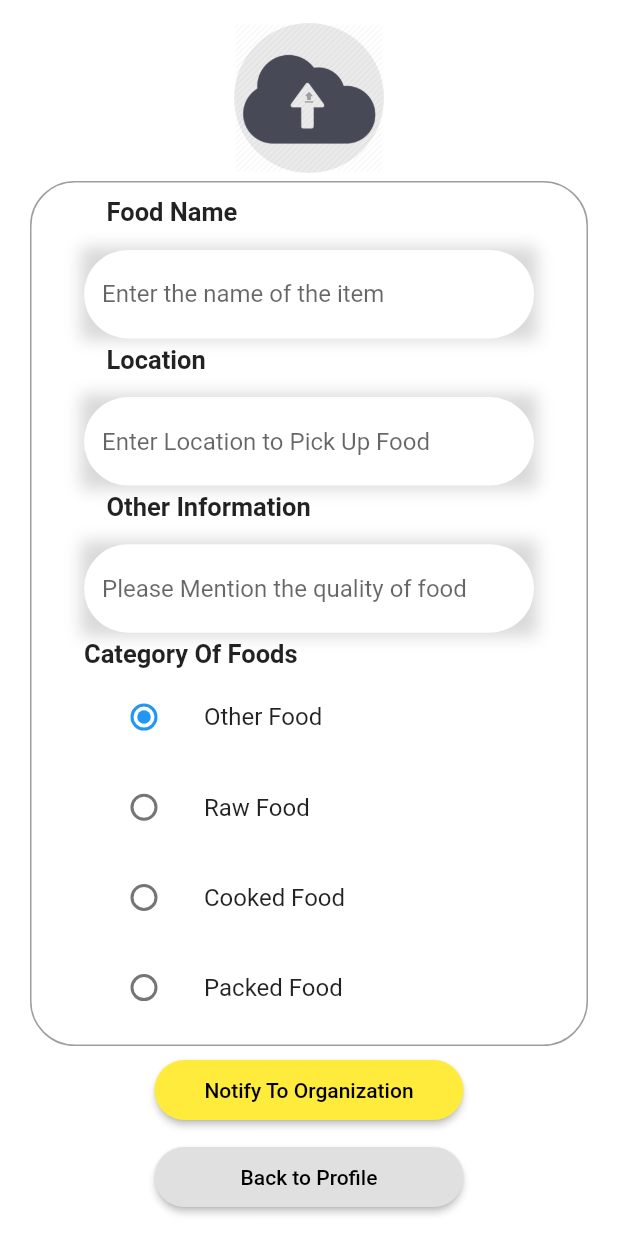
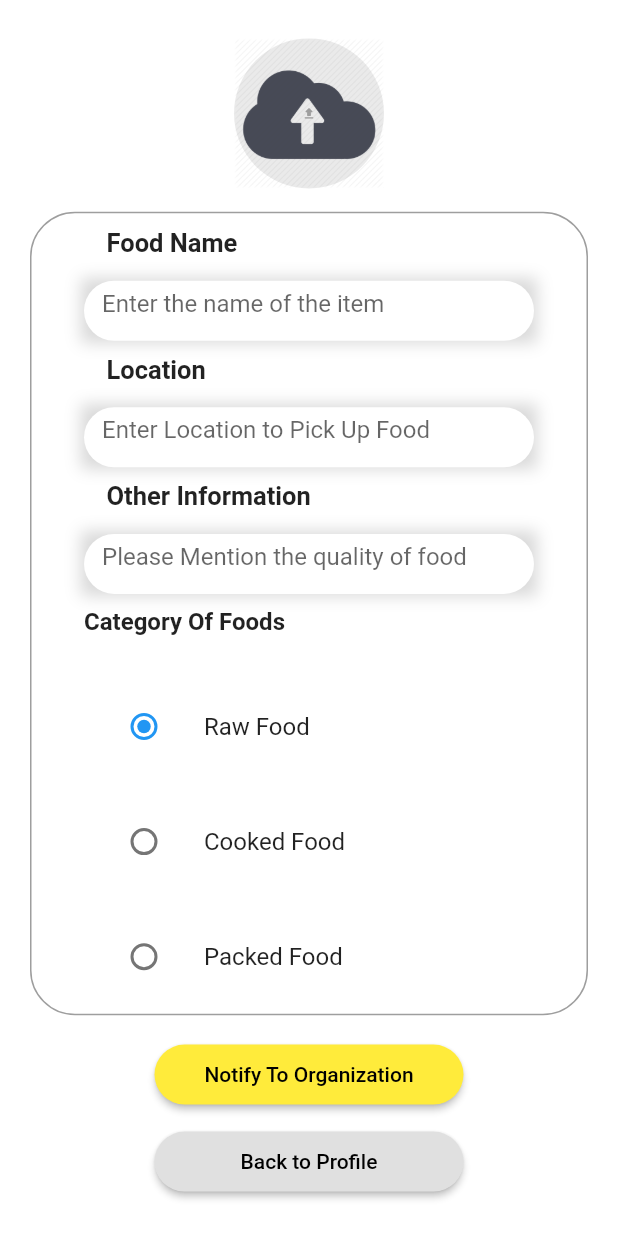
Before and after one commit to Mayank-kr-sh/Feed-Forward-App, a Flutter app: the SellScreen screen opened directly, on a phone screen of 412 x 824 dp. Run offline on Flutter 3.47's test engine with Material 2 defaults, Android fonts, the phone set to English and light mode, and no system bars; our stand-ins replace carousel_slider, cloud_firestore, firebase_auth, firebase_core, firebase_storage, flutter_signin_button and 8 more; missing offline and left inert: dart:ffi, flutter_animated_dialog, flutter_vibrate, razorpay_flutter; accounts and stored records are empty.

Commit message:
few adjustments

```diff
--- a/lib/screen/components/searchbar.dart
+++ b/lib/screen/components/searchbar.dart
@@ -355,6 +355,7 @@ class SearchBarWidget extends StatelessWidget with PreferredSizeWidget {
     return SafeArea(
       child: Container(
         height: screenSize.height,
+        width: screenSize.width,
         decoration: const BoxDecoration(
           gradient: LinearGradient(
             colors: [
@@ -388,7 +389,7 @@ class SearchBarWidget extends StatelessWidget with PreferredSizeWidget {
                     ),
                   ),
             SizedBox(
-              width: 240,
+              width: 200,
               height: 50,
               child: Container(
                 decoration: BoxDecoration(
--- a/lib/screen/components/text_field.dart
+++ b/lib/screen/components/text_field.dart
@@ -56,6 +56,7 @@ class _TextFieldWidgetState extends State<TextFieldWidget> {
           ),
         ),
         Container(
+          height: 40,
           decoration: BoxDecoration(boxShadow: [
             isInFocus
                 ? BoxShadow(
--- a/lib/screen1/sell_screen.dart
+++ b/lib/screen1/sell_screen.dart
@@ -23,7 +23,7 @@ class _SellScreenState extends State<SellScreen> {
   TextEditingController nameController = TextEditingController();
   TextEditingController locationController = TextEditingController();
   TextEditingController mssgController = TextEditingController();
-  List<int> keysForDiscount = [0, 70, 60, 50];
+  List<int> keysForDiscount = [70, 60, 50];
   //keysofdiscoutn[selected -1]
 
   @override
@@ -50,7 +50,7 @@ class _SellScreenState extends State<SellScreen> {
                       const EdgeInsets.symmetric(vertical: 10, horizontal: 20),
                   child: Center(
                     child: Column(
-                      crossAxisAlignment: CrossAxisAlignment.center,
+                      // crossAxisAlignment: CrossAxisAlignment.center,
                       mainAxisAlignment: MainAxisAlignment.spaceEvenly,
                       children: [
                         Stack(
@@ -94,7 +94,7 @@ class _SellScreenState extends State<SellScreen> {
                         Container(
                           padding: const EdgeInsets.symmetric(
                               horizontal: 35, vertical: 10),
-                          height: screenSize.height * 0.7,
+                          height: screenSize.height * 0.65,
                           width: double.infinity,
                           decoration: BoxDecoration(
                             border: Border.all(
@@ -126,10 +126,24 @@ class _SellScreenState extends State<SellScreen> {
                               const Text(
                                 "Category Of Foods",
                                 style: TextStyle(
-                                    fontWeight: FontWeight.bold, fontSize: 17),
+                                    fontWeight: FontWeight.bold, fontSize: 16),
                               ),
+                              SizedBox(height: 2),
+                              // ListTile(
+                              //   title: Text("Other Food"),
+                              //   leading: Radio(
+                              //     value: 1,
+                              //     groupValue: selected,
+                              //     onChanged: (int? i) {
+                              //       setState(() {
+                              //         selected = i!;
+                              //       });
+                              //     },
+                              //   ),
+                              // ),
+                              SizedBox(height: 2),
                               ListTile(
-                                title: Text("Other Food"),
+                                title: const Text("Raw Food"),
                                 leading: Radio(
                                   value: 1,
                                   groupValue: selected,
@@ -140,8 +154,9 @@ class _SellScreenState extends State<SellScreen> {
                                   },
                                 ),
                               ),
+                              SizedBox(height: 2),
                               ListTile(
-                                title: const Text("Raw Food"),
+                                title: const Text("Cooked Food"),
                                 leading: Radio(
                                   value: 2,
                                   groupValue: selected,
@@ -152,22 +167,11 @@ class _SellScreenState extends State<SellScreen> {
                                   },
                                 ),
                               ),
-                              ListTile(
-                                title: const Text("Cooked Food"),
-                                leading: Radio(
-                                  value: 3,
-                                  groupValue: selected,
-                                  onChanged: (int? i) {
-                                    setState(() {
-                                      selected = i!;
-                                    });
-                                  },
-                                ),
-                              ),
+                              SizedBox(height: 2),
                               ListTile(
                                 title: const Text("Packed Food"),
                                 leading: Radio(
-                                  value: 4,
+                                  value: 3,
                                   groupValue: selected,
                                   onChanged: (int? i) {
                                     setState(() {
--- a/lib/screen1/sign_up.dart
+++ b/lib/screen1/sign_up.dart
@@ -62,10 +62,10 @@ class _SignUpScreenState extends State<SignUpScreen> {
                       height: screenSize.height * 0.22,
                     ),
                     SizedBox(
-                      height: screenSize.height * 0.7,
+                      height: screenSize.height / 1.5,
                       child: FittedBox(
                         child: Container(
-                          height: screenSize.height * 0.7,
+                          height: screenSize.height / 1.2,
                           width: screenSize.width,
                           padding: const EdgeInsets.all(25),
                           decoration: BoxDecoration(
```
Also changed, not shown: lib/screen1/sign_in.dart (+6 -6 lines).
